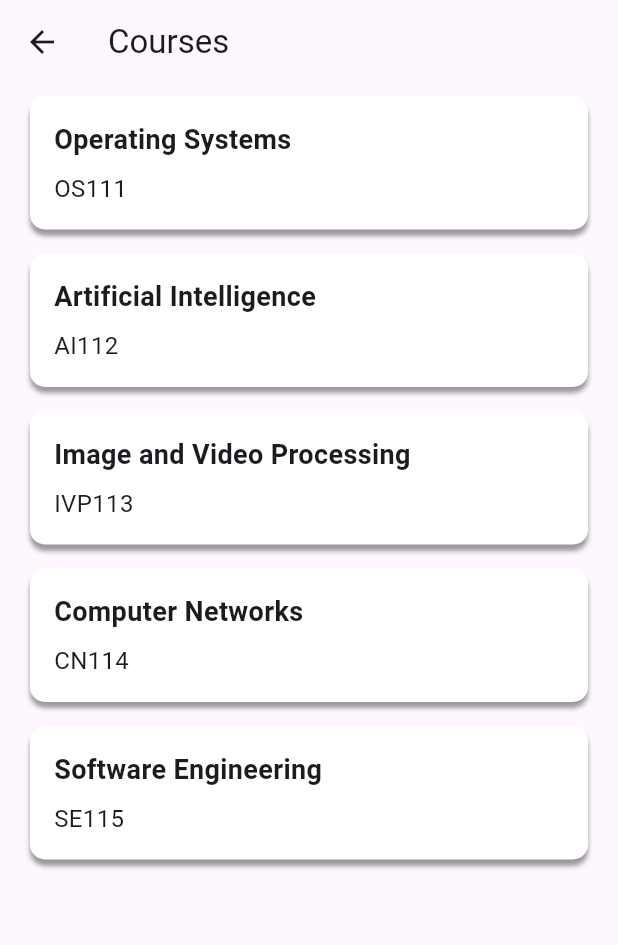
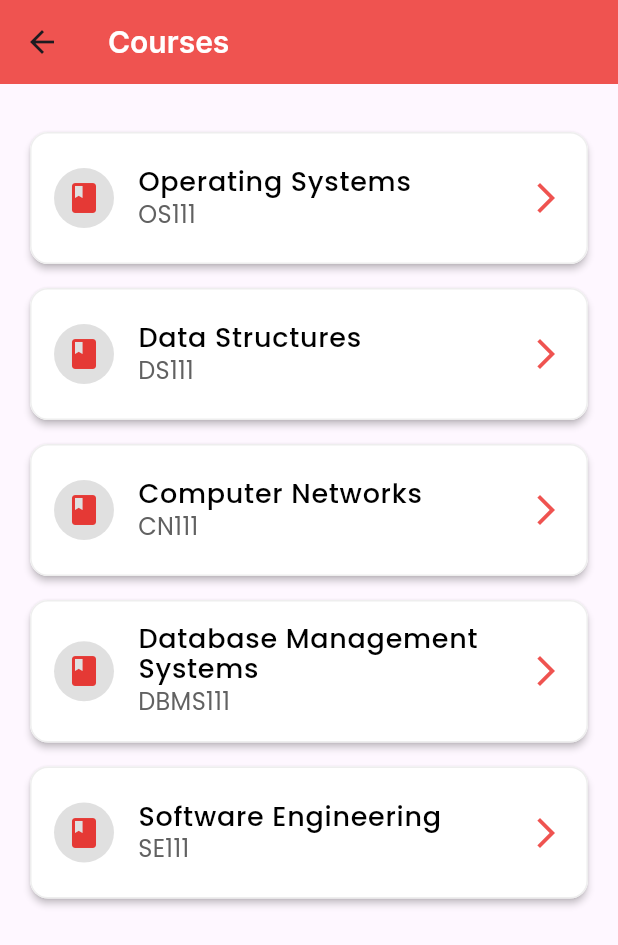
Before and after one commit to NMIMS-App/NMIMS-App, a Flutter app: the CoursesScreen screen opened directly, on a phone screen of 412 x 824 dp. Shown: the top 945 px of the screen. Run offline on Flutter 3.47's test engine with Material 2 defaults, Android fonts, the light colour scheme and no system bars; our stand-ins replace file_picker, firebase_auth, firebase_core, google_fonts; missing offline and left inert: syncfusion_flutter_pdfviewer; accounts and stored records are empty.

Commit message:
updates to CourseDetailsScreen

```diff
--- a/lib/screens/courses/courses_screen.dart
+++ b/lib/screens/courses/courses_screen.dart
@@ -1,6 +1,8 @@
 import 'package:flutter/material.dart';
+import 'package:google_fonts/google_fonts.dart';
 import 'package:nmims_app/models/courses_model.dart';
 import 'package:nmims_app/screens/courses/courses_details_screen.dart';
+import 'package:nmims_app/widgets/app_bar.dart';
 
 class CoursesScreen extends StatefulWidget {
   const CoursesScreen({super.key});
@@ -16,20 +18,20 @@ class _CoursesScreenState extends State<CoursesScreen> {
       courseId: 'OS111',
     ),
     const Course(
-      courseName: 'Artificial Intelligence',
-      courseId: 'AI112',
-    ),
-    const Course(
-      courseName: 'Image and Video Processing',
-      courseId: 'IVP113',
+      courseName: 'Data Structures',
+      courseId: 'DS111',
     ),
     const Course(
       courseName: 'Computer Networks',
-      courseId: 'CN114',
+      courseId: 'CN111',
+    ),
+    const Course(
+      courseName: 'Database Management Systems',
+      courseId: 'DBMS111',
     ),
     const Course(
       courseName: 'Software Engineering',
-      courseId: 'SE115',
+      courseId: 'SE111',
     ),
   ];
 
@@ -37,9 +39,19 @@ class _CoursesScreenState extends State<CoursesScreen> {
   Widget build(BuildContext context) {
     return Scaffold(
       appBar: AppBar(
-        title: const Text('Courses'),
+        title: Text(
+          'Courses',
+          style: GoogleFonts.inter(
+            fontSize: 20,
+            fontWeight: FontWeight.w600,
+            color: Colors.white,
           ),
-      body: ListView.builder(
+        ),
+        backgroundColor: Colors.red[400],
+      ),
+      body: Padding(
+        padding: const EdgeInsets.only(top: 24),
+        child: ListView.builder(
           itemCount: courses.length,
           itemBuilder: (ctx, index) {
             final course = courses[index];
@@ -49,58 +61,60 @@ class _CoursesScreenState extends State<CoursesScreen> {
                   MaterialPageRoute(
                     builder: (builder) {
                       return CoursesDetailsScreen(
-                      course: courses,
+                        course: course,
                       );
                     },
                   ),
                 );
               },
-            child: Container(
-              margin: const EdgeInsets.symmetric(horizontal: 20, vertical: 8),
-              padding: const EdgeInsets.all(16),
-              decoration: BoxDecoration(
-                borderRadius: BorderRadius.circular(10),
-                // gradient: const LinearGradient(
-                //   colors: [
-                //     Color.fromARGB(255, 0, 136, 255),
-                //     Color.fromARGB(255, 0, 170, 255),
-                //   ],
-                //   begin: Alignment.topLeft,
-                //   end: Alignment.bottomRight,
-                // ),
+              child: Card(
                 color: Colors.white,
-                boxShadow: const [
-                  BoxShadow(
-                    color: Color.fromARGB(99, 0, 0, 0),
-                    blurRadius: 2,
-                    spreadRadius: 0,
-                    offset: Offset(0, 4),
+                margin: const EdgeInsets.symmetric(
+                  horizontal: 20,
+                  vertical: 8,
                 ),
-                ],
+                elevation: 2,
+                shape: RoundedRectangleBorder(
+                  borderRadius: BorderRadius.circular(12),
+                  side: BorderSide(
+                      color: Colors.grey[200]!), // Adding a subtle border
                 ),
-              child: Column(
-                crossAxisAlignment: CrossAxisAlignment.start,
-                children: [
-                  Text(
-                    course.courseName,
-                    style: const TextStyle(
-                      fontSize: 18,
-                      fontWeight: FontWeight.bold,
+                child: ListTile(
+                  contentPadding:
+                      const EdgeInsets.symmetric(horizontal: 16, vertical: 8),
+                  leading: CircleAvatar(
+                    backgroundColor: Colors.grey[300],
+                    child: Icon(
+                      Icons.book,
+                      color: Colors.red[600],
                     ),
                   ),
-                  const SizedBox(height: 8),
-                  Text(
-                    course.courseId,
-                    style: const TextStyle(
-                      fontSize: 16,
+                  title: Text(
+                    course.courseName,
+                    style: GoogleFonts.poppins(
+                      fontSize: 18,
+                      fontWeight: FontWeight.w500,
+                      color: Colors.black,
+                      height: 1.1,
                     ),
                   ),
-                ],
+                  subtitle: Text(
+                    course.courseId,
+                    style: GoogleFonts.poppins(
+                      fontSize: 16,
+                      color: Colors.grey[700],
+                    ),
+                  ),
+                  trailing: Icon(
+                    Icons.arrow_forward_ios,
+                    color: Colors.red[400],
+                  ),
                 ),
               ),
             );
           },
         ),
+      ),
     );
   }
 }
--- a/lib/widgets/course_activity_file_card.dart
+++ b/lib/widgets/course_activity_file_card.dart
@@ -14,7 +14,7 @@ class CourseActivityFileCard extends StatelessWidget {
   @override
   Widget build(BuildContext context) {
     return Container(
-      height: 50,
+      height: 80,
       decoration: BoxDecoration(
         color: Colors.grey[100],
         borderRadius: BorderRadius.circular(12),
```
Also changed, not shown: lib/models/course_activity_files_model.dart (added, +44 -0 lines), lib/screens/contact/contact_screen.dart (added, +10 -0 lines), lib/screens/courses/courses_details_screen.dart (+100 -7 lines), lib/screens/profile/profile_screen.dart (added, +10 -0 lines), lib/widgets/course_acitivity_item.dart (+15 -3 lines). Lines whose indentation alone changed are shown as unchanged.
